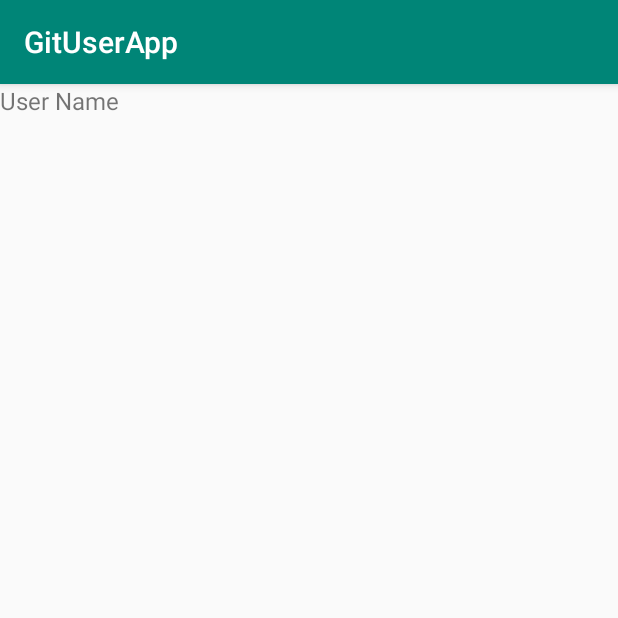
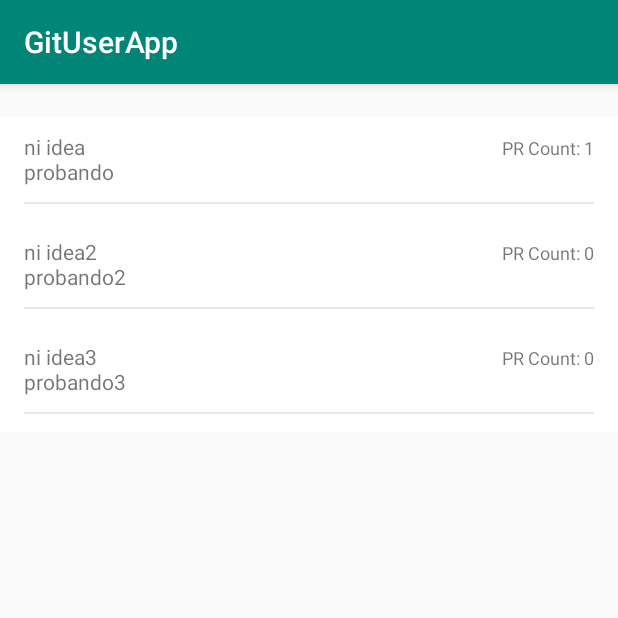
Before and after one commit to RubenJTL/GitUserApp, an Android app: the RepositoryActivity screen opened directly, with no data from a screen before it, on a phone screen of 412 x 824 dp, the top half of it. Run offline under Robolectric (Android 15) with nearby library versions, the phone set to English and light mode, and no system bars.

Commit message:
Introduce model/adapter Repository and RepositoryActivity

```diff
--- /dev/null
+++ b/app/src/main/java/com/example/gituserapp/model/Repository.kt
@@ -0,0 +1,10 @@
+package com.example.gituserapp.model
+
+import com.google.gson.annotations.SerializedName
+
+data class Repository(
+    @SerializedName("url") val url: String,
+    @SerializedName("name") val name: String,
+    @SerializedName("description") val description: String,
+    @SerializedName("PR_count") val PR_count: Int
+)
--- /dev/null
+++ b/app/src/main/java/com/example/gituserapp/ui/Adapter_Repository.kt
@@ -0,0 +1,37 @@
+package com.example.gituserapp.ui
+
+import android.content.Context
+import android.graphics.Color
+import android.support.v7.widget.RecyclerView
+import android.view.LayoutInflater
+import android.view.View
+import android.view.ViewGroup
+import android.widget.TextView
+import com.example.gituserapp.R
+import com.example.gituserapp.model.Repository
+import kotlinx.android.synthetic.main.repository_item.view.*
+
+class Adapter_Repository (val items : ArrayList<Repository>, val context: Context) : RecyclerView.Adapter<ViewHolder>() {
+
+    override fun onBindViewHolder(p0: ViewHolder, p1: Int) {
+        p0.nameRepo.text = items[p1].name
+        p0.descriptionRepo.text = items[p1].description
+        p0.prcount.text = ("PR Count: " + items[p1].PR_count.toString())
+
+    }
+
+    override fun onCreateViewHolder(p0: ViewGroup, p1: Int): ViewHolder {
+        return ViewHolder(LayoutInflater.from(context).inflate(R.layout.repository_item, p0, false))
+    }
+
+    override fun getItemCount(): Int {
+        return items.size
+    }
+}
+
+
+class ViewHolder (view: View) : RecyclerView.ViewHolder(view) {
+    val nameRepo : TextView = view.name_txt
+    val descriptionRepo : TextView = view.description_txt
+    val prcount : TextView = view.pr_count_int
+}
--- a/app/src/main/java/com/example/gituserapp/ui/Adapter_User.kt
+++ b/app/src/main/java/com/example/gituserapp/ui/Adapter_User.kt
@@ -38,6 +38,6 @@ class UserHolder (view: View) : RecyclerView.ViewHolder(view) {
         itemView.setOnClickListener{clickListener(part)}
     }
     val avatar : ImageView = view.avatar
-    val nameLocation : TextView = view.location
+    val nameLocation : TextView = view.nameLocation
     val login : TextView = view.login
 }
--- a/app/src/main/java/com/example/gituserapp/ux/RepositoryActivity.kt
+++ b/app/src/main/java/com/example/gituserapp/ux/RepositoryActivity.kt
@@ -2,12 +2,38 @@ package com.example.gituserapp.ux
 
 import android.os.Bundle
 import android.support.v7.app.AppCompatActivity
+import android.support.v7.widget.LinearLayoutManager
+import android.view.View
+import android.widget.TextView
 import com.example.gituserapp.R
+import com.example.gituserapp.model.Repository
+import com.example.gituserapp.ui.Adapter_Repository
+import kotlinx.android.synthetic.main.activity_repositories.*
 
 class RepositoryActivity : AppCompatActivity() {
+
+    val repositories: ArrayList<Repository> = ArrayList()
 
     override fun onCreate(savedInstanceState: Bundle?) {
         super.onCreate(savedInstanceState)
         setContentView(R.layout.activity_repositories)
+        val username:String = intent.getStringExtra("user_name")
+        val context = this
+        ViewUserName(username)
+        recycler_Repository.layoutManager=LinearLayoutManager(this)
+
+        repositories.add(Repository("tratos.com","ni idea","probando",1))
+        repositories.add(Repository("tratos2.com","ni idea2","probando2",0))
+        repositories.add(Repository("tratos3.com","ni idea3","probando3",0))
+
+        progress_bar.visibility = View.VISIBLE
+        recycler_Repository.adapter = Adapter_Repository(repositories, context)
+        progress_bar.visibility = View.INVISIBLE
+    }
+
+    fun ViewUserName(username:String)
+    {
+        val name= findViewById(R.id.user_name) as TextView
+        name.setText(username)
     }
 }
--- a/app/src/main/res/layout/activity_repositories.xml
+++ b/app/src/main/res/layout/activity_repositories.xml
@@ -12,17 +12,17 @@
             android:layout_width="match_parent"
             android:layout_height="wrap_content"
             android:id="@+id/user_name"/>
+
+    <android.support.v7.widget.RecyclerView
+            android:id="@+id/recycler_Repository"
+            android:layout_width="match_parent"
+            android:layout_height="wrap_content"/>
     <ProgressBar
             android:visibility="invisible"
-            android:id="@+id/progress"
+            android:id="@+id/progress_bar"
             android:layout_centerInParent="true"
             android:layout_width="wrap_content"
             android:layout_height="wrap_content"/>
 
-    <android.support.v7.widget.RecyclerView
-            android:id="@+id/recycler"
-            android:layout_width="match_parent"
-            android:layout_height="wrap_content"/>
-
 
 </LinearLayout>
--- a/app/src/main/res/layout/repository_item.xml
+++ b/app/src/main/res/layout/repository_item.xml
@@ -20,7 +20,7 @@
         <TextView
                 android:id="@+id/name_txt"
                 android:layout_width="wrap_content"
-                android:layout_height="wrap_content"
+                android:layout_height="match_parent"
                 android:layout_weight="1"
                 android:text="TextView"/>
 
@@ -37,9 +37,8 @@
     <TextView
             android:id="@+id/description_txt"
             android:layout_width="match_parent"
-            android:layout_height="wrap_content"
+            android:layout_height="30dp"
             android:text="TextView"/>
-
     <View
             android:layout_alignParentBottom="true"
             android:layout_width="match_parent"
```
Also changed, not shown: app/src/main/res/layout/activity_main.xml (+5 -5 lines), app/src/main/res/layout/user_item.xml (+7 -19 lines).
